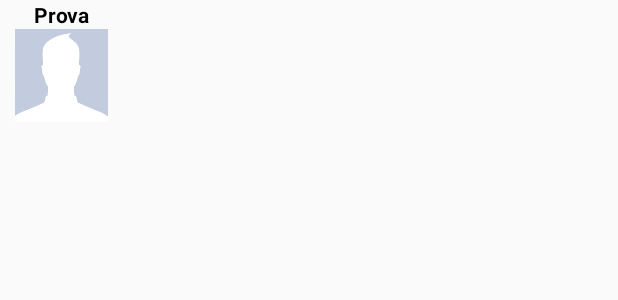
After one commit to giacomolanciano/TakeATrip, an Android app: the layout view_custom_marker.xml on its own in the app's theme, with its tools: preview values and no code run, on a phone screen of 412 x 824 dp. The commit adds this screen. Shown: the top 300 px of the screen. Run offline under Robolectric (Android 15) with nearby library versions, the phone set to English and light mode, and no system bars.

Commit message:
Immagine marker DEST

```diff
--- a/mobile/src/main/res/layout/activity_maps.xml
+++ b/mobile/src/main/res/layout/activity_maps.xml
@@ -5,9 +5,9 @@
 
     <fragment
         android:id="@+id/map"
-        android:name="com.google.android.gms.maps.MapFragment"
+        class="com.google.android.gms.maps.SupportMapFragment"
         android:layout_width="match_parent"
-        android:layout_height="match_parent"/>
+        android:layout_height="match_parent" />
 
     <LinearLayout
         android:layout_width="match_parent"
--- /dev/null
+++ b/mobile/src/main/res/layout/view_custom_marker.xml
@@ -0,0 +1,36 @@
+<?xml version="1.0" encoding="utf-8"?>
+
+<FrameLayout
+    xmlns:android="http://schemas.android.com/apk/res/android"
+    android:id="@+id/custom_marker_view"
+    android:layout_width="wrap_content"
+    android:layout_height="wrap_content"
+    >
+
+    <LinearLayout
+        android:layout_width="81dp"
+        android:layout_height="81dp"
+        android:orientation="vertical">
+
+
+
+        <TextView
+            android:id="@+id/note"
+            android:layout_width="match_parent"
+            android:layout_height="wrap_content"
+            android:gravity="center"
+            android:text="Prova"
+            android:textColor="@android:color/black"
+            android:textStyle="bold" />
+
+        <ImageView
+            android:id="@+id/profile_image"
+            android:layout_width="wrap_content"
+            android:layout_height="wrap_content"
+            android:contentDescription="@null"
+
+            android:src="@drawable/default_male" />
+
+    </LinearLayout>
+
+</FrameLayout>
```
Also changed, not shown: mobile/src/main/java/com/example/david/takeatrip/Activities/MapsActivity.java (+77 -16 lines), mobile/src/main/res/drawable/marker_mask.png (added), 74 other files.
